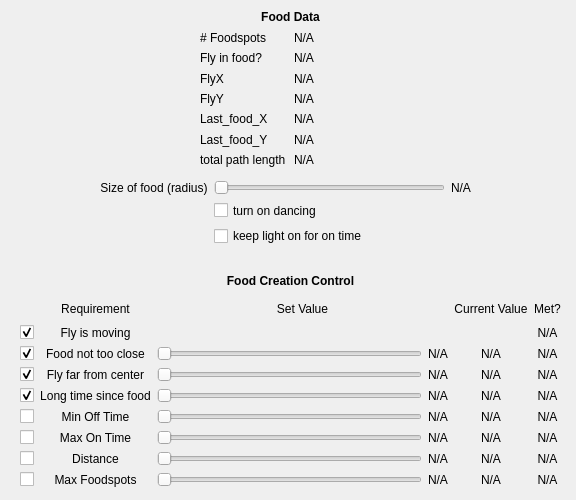
This is qt/foraging.ui in ClandininLab/flyvr as Qt 5 draws it before an edit. The edited form follows.
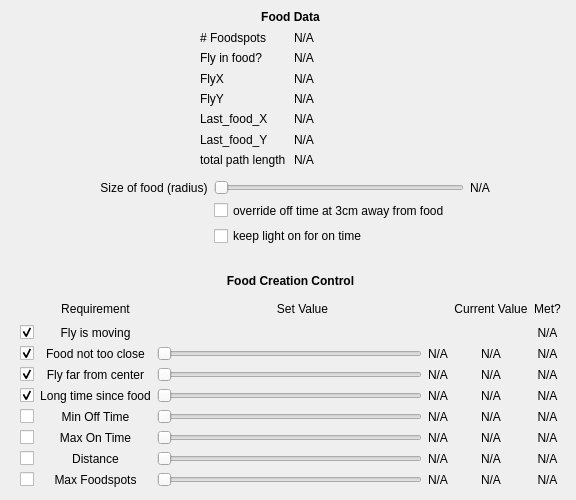
This is the edited form.

Commit message: attempt to get refractory time off to be controlled with checkbox

Patch:
```diff
--- a/qt/foraging.ui
+++ b/qt/foraging.ui
@@ -640,7 +640,7 @@
     <rect>
      <x>100</x>
      <y>180</y>
-     <width>371</width>
+     <width>390</width>
      <height>66</height>
     </rect>
    </property>
@@ -675,7 +675,7 @@
     <item row="1" column="1">
      <widget class="QCheckBox" name="remove_prev_foodspots_checkbox">
       <property name="text">
-       <string>turn on dancing</string>
+       <string>override off time at 3cm away from food</string>
       </property>
      </widget>
     </item>
```
Left out of the diff: 2 changed lines with no effect on the pictures. The commit also changes 6 other files.
